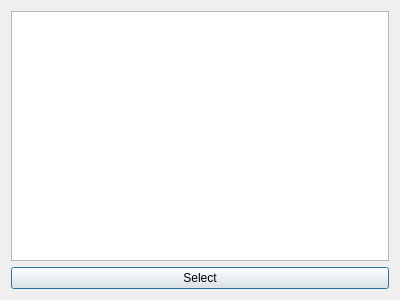
The window that src/selectmapdialog.ui (xvlaci/ICP) describes before a commit, drawn with Qt 5.
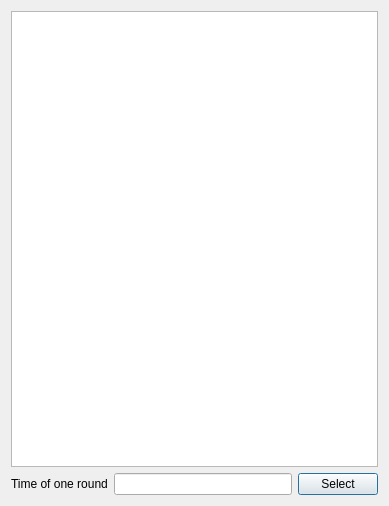
The same window after the commit.

```diff
--- a/src/selectmapdialog.ui
+++ b/src/selectmapdialog.ui
@@ -6,8 +6,8 @@
    <rect>
     <x>0</x>
     <y>0</y>
-    <width>400</width>
-    <height>300</height>
+    <width>389</width>
+    <height>506</height>
    </rect>
   </property>
   <property name="windowTitle">
@@ -18,11 +18,25 @@
     <widget class="QListWidget" name="listWidget"/>
    </item>
    <item>
-    <widget class="QPushButton" name="pushButton">
+    <layout class="QHBoxLayout" name="horizontalLayout">
+     <item>
+      <widget class="QLabel" name="label">
+       <property name="text">
+        <string>Time of one round</string>
+       </property>
+      </widget>
+     </item>
+     <item>
+      <widget class="QLineEdit" name="lineEdit"/>
+     </item>
+     <item>
+      <widget class="QPushButton" name="selectButton">
      <property name="text">
       <string>Select</string>
      </property>
     </widget>
+     </item>
+    </layout>
    </item>
   </layout>
  </widget>
```
Lines whose indentation alone changed are shown as unchanged.
